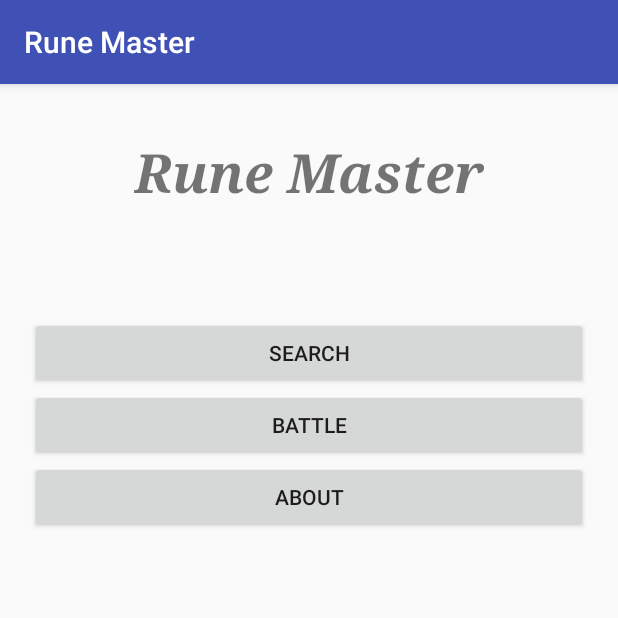
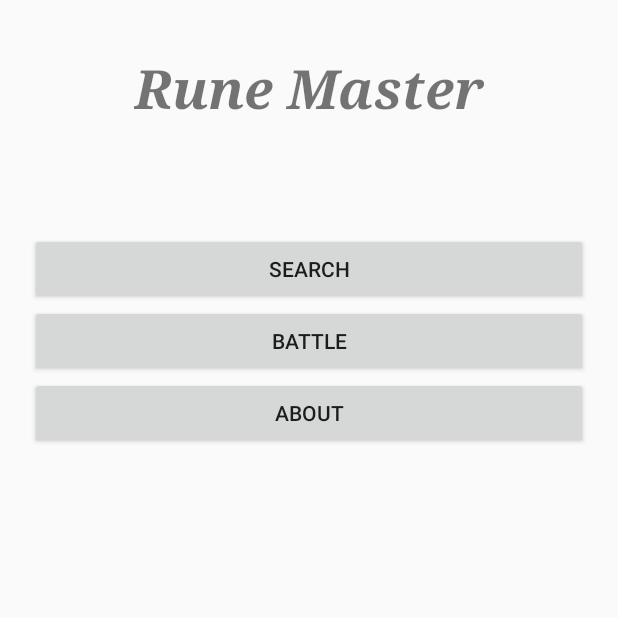
Before and after one commit to dylanalvarez1/RuneMaster, an Android app: the screen it shows after launch (SearchingActivity before the commit, MainActivity after it), on a phone screen of 412 x 824 dp, the top half of it. Run offline under Robolectric (Android 15) with nearby library versions, the phone set to English and light mode, and no system bars.

Commit message:
minor gameplay and visual tweaks

```diff
--- a/app/src/main/AndroidManifest.xml
+++ b/app/src/main/AndroidManifest.xml
@@ -29,7 +29,7 @@
             android:name="com.google.android.geo.API_KEY"
             android:value="@string/google_maps_key" />
 
-        <activity android:name=".SearchingActivity">
+        <activity android:name=".MainActivity">
             <intent-filter>
                 <action android:name="android.intent.action.MAIN" />
 
--- a/app/src/main/java/com/example/geeksquad/midtermproject/AboutActivity.java
+++ b/app/src/main/java/com/example/geeksquad/midtermproject/AboutActivity.java
@@ -1,8 +1,6 @@
 package com.example.geeksquad.midtermproject;
 
 import android.content.Intent;
-import android.os.Handler;
-import android.support.v7.app.AppCompatActivity;
 import android.os.Bundle;
 import android.view.View;
 import android.widget.TextView;
@@ -20,6 +18,7 @@ public class AboutActivity  extends ClosableActivity {
     protected void onCreate(Bundle savedInstanceState) {
         super.onCreate(savedInstanceState);
         setContentView(R.layout.activity_about);
+        getSupportActionBar().hide();
         findElements();
         updateStats();
     }
@@ -30,10 +29,10 @@ public class AboutActivity  extends ClosableActivity {
     }
 
     public void onRecoverAtIn(View view) {
-        if(SearchingActivity.player.gold - 250 >= 0) {
-            SearchingActivity.player.gold -= 250;
-            SearchingActivity.player.health = SearchingActivity.player.maxHealth;
-            SearchingActivity.player.mana = SearchingActivity.player.maxMana;
+        if(MainActivity.player.gold - 250 >= 0) {
+            MainActivity.player.gold -= 250;
+            MainActivity.player.health = MainActivity.player.maxHealth;
+            MainActivity.player.mana = MainActivity.player.maxMana;
             updateStats();
         }
     }
@@ -48,11 +47,11 @@ public class AboutActivity  extends ClosableActivity {
     }
 
     void updateStats() { //update health, mana, status of enemy and player
-        playerHealth.setText("Health: " + Integer.toString(SearchingActivity.player.health) + " / " + Integer.toString(SearchingActivity.player.maxHealth));
-        playerMana.setText("Mana: " + Integer.toString(SearchingActivity.player.mana) + " / " + Integer.toString(SearchingActivity.player.maxMana));
-        playerStatus.setText("Status: " + SearchingActivity.player.status);
-        playerLevel.setText("Level: " + SearchingActivity.player.level);
-        playerGold.setText("Gold: " + SearchingActivity.player.gold);
-        playerExp.setText("Exp: " + SearchingActivity.player.exp);
+        playerHealth.setText("Health: " + Integer.toString(MainActivity.player.health) + " / " + Integer.toString(MainActivity.player.maxHealth));
+        playerMana.setText("Mana: " + Integer.toString(MainActivity.player.mana) + " / " + Integer.toString(MainActivity.player.maxMana));
+        playerStatus.setText("Status: " + MainActivity.player.status);
+        playerLevel.setText("Level: " + MainActivity.player.level);
+        playerGold.setText("Gold: " + MainActivity.player.gold);
+        playerExp.setText("Exp: " + MainActivity.player.exp);
     }
 }
--- a/app/src/main/java/com/example/geeksquad/midtermproject/BattleActivity.java
+++ b/app/src/main/java/com/example/geeksquad/midtermproject/BattleActivity.java
@@ -15,6 +15,8 @@ public class BattleActivity  extends ClosableActivity {
     boolean battleLost;
     boolean selectSpell;
     boolean enemyTurn;
+    boolean run;
+    boolean runDelay;
     TextView turnText;
     TextView playerHealth;
     TextView playerLevel;
@@ -56,9 +58,14 @@ public class BattleActivity  extends ClosableActivity {
                     //update battle description if the queue has text to go through
                     battleDescription.setText(battleText.poll());
 
+                    if(run) {
+                        runDelay = true;
+                        finish();
+                    }
+
                     //If user attacked then the enemy gets to attack back
                     if(enemyTurn) {
-                        if(enemy.health > 0) enemy.basicAttack(SearchingActivity.player);
+                        if(enemy.health > 0) enemy.basicAttack(MainActivity.player);
                         else enemy.deathEvent();
                         enemyTurn = !enemyTurn;
                     }
@@ -75,8 +82,8 @@ public class BattleActivity  extends ClosableActivity {
                         if(!battleWon) {
                             battleWon = true;
                             battleDescription.setText("You killed the " + enemy.name + "!");
-                            SearchingActivity.player.clearModifiers();
-                            SearchingActivity.player.levelUp();
+                            MainActivity.player.clearModifiers();
+                            MainActivity.player.levelUp();
                         }
                         else { //Do this so they have a chance to see the level up text
                             finish();
@@ -106,7 +113,10 @@ public class BattleActivity  extends ClosableActivity {
     protected void onCreate(Bundle savedInstanceState) {
         super.onCreate(savedInstanceState);
         setContentView(R.layout.activity_battle);
+        getSupportActionBar().hide();
         findElements();
+        run = false;
+        runDelay = false;
         battleWon = false;
         selectSpell = false;
         enemyTurn = false;
@@ -118,29 +128,29 @@ public class BattleActivity  extends ClosableActivity {
     void setStaticFields() {
         enemyName.setText(enemy.name);
         enemyLevel.setText("Level: " + Integer.toString(enemy.level));
-        playerLevel.setText("Level: " + Integer.toString(SearchingActivity.player.level));
+        playerLevel.setText("Level: " + Integer.toString(MainActivity.player.level));
     }
 
     void updateStats() { //update health, mana, status of enemy and player
         enemyHealth.setText("Health: " + Integer.toString(enemy.health));
         enemyStatus.setText("Status: " + enemy.status);
-        playerHealth.setText("Health: " + Integer.toString(SearchingActivity.player.health));
-        playerMana.setText("Mana: " + Integer.toString(SearchingActivity.player.mana));
-        playerStatus.setText("Status: " + SearchingActivity.player.status);
+        playerHealth.setText("Health: " + Integer.toString(MainActivity.player.health));
+        playerMana.setText("Mana: " + Integer.toString(MainActivity.player.mana));
+        playerStatus.setText("Status: " + MainActivity.player.status);
 
-        if(SearchingActivity.player.mana - SearchingActivity.player.getSpell(0).cost < 0) {
+        if(MainActivity.player.mana - MainActivity.player.getSpell(0).cost < 0) {
             spellButton1.setEnabled(false);
         }
         else {
             spellButton1.setEnabled(true);
         }
-        if(SearchingActivity.player.mana - SearchingActivity.player.getSpell(1).cost < 0) {
+        if(MainActivity.player.mana - MainActivity.player.getSpell(1).cost < 0) {
             spellButton2.setEnabled(false);
         }
         else {
             spellButton2.setEnabled(true);
         }
-        if(SearchingActivity.player.mana - SearchingActivity.player.getSpell(2).cost < 0) {
+        if(MainActivity.player.mana - MainActivity.player.getSpell(2).cost < 0) {
             spellButton3.setEnabled(false);
         }
         else {
@@ -152,7 +162,7 @@ public class BattleActivity  extends ClosableActivity {
 
     public void onBasicAttack(View view) {
         turnText.setText("");
-        SearchingActivity.player.basicAttack(enemy);
+        MainActivity.player.basicAttack(enemy);
         enemyTurn = true;
         disableInputs();
 
@@ -167,15 +177,15 @@ public class BattleActivity  extends ClosableActivity {
     }
     public void onRunAway(View view) {
         battleText.offer("You run away as fast as you can dropping gold in the process.");
-        finish();
+        run = true;
     }
 
     public void onSpellCast1(View view) {
-        if(SearchingActivity.player.mana - SearchingActivity.player.getSpell(0).cost >= 0)
+        if(MainActivity.player.mana - MainActivity.player.getSpell(0).cost >= 0)
         {
-            SearchingActivity.player.mana -= SearchingActivity.player.getSpell(0).cost;
+            MainActivity.player.mana -= MainActivity.player.getSpell(0).cost;
             turnText.setText("");
-            SearchingActivity.player.castSpell(enemy, SearchingActivity.player.getSpell(0));
+            MainActivity.player.castSpell(enemy, MainActivity.player.getSpell(0));
             enemyTurn = true;
             revertMenu();
             disableInputs();
@@ -184,11 +194,11 @@ public class BattleActivity  extends ClosableActivity {
     }
 
     public void onSpellCast2(View view) {
-        if(SearchingActivity.player.mana - SearchingActivity.player.getSpell(1).cost >= 0)
+        if(MainActivity.player.mana - MainActivity.player.getSpell(1).cost >= 0)
         {
-            SearchingActivity.player.mana -= SearchingActivity.player.getSpell(1).cost;
+            MainActivity.player.mana -= MainActivity.player.getSpell(1).cost;
             turnText.setText("");
-            SearchingActivity.player.castSpell(enemy, SearchingActivity.player.getSpell(1));
+            MainActivity.player.castSpell(enemy, MainActivity.player.getSpell(1));
             enemyTurn = true;
             revertMenu();
             disableInputs();
@@ -196,11 +206,11 @@ public class BattleActivity  extends ClosableActivity {
 
     }
     public void onSpellCast3(View view) {
-        if(SearchingActivity.player.mana - SearchingActivity.player.getSpell(2).cost >= 0)
+        if(MainActivity.player.mana - MainActivity.player.getSpell(2).cost >= 0)
         {
-            SearchingActivity.player.mana -= SearchingActivity.player.getSpell(2).cost;
+            MainActivity.player.mana -= MainActivity.player.getSpell(2).cost;
             turnText.setText("");
-            SearchingActivity.player.castSpell(enemy, SearchingActivity.player.getSpell(2));
+            MainActivity.player.castSpell(enemy, MainActivity.player.getSpell(2));
             enemyTurn = true;
             revertMenu();
             disableInputs();
@@ -228,9 +238,9 @@ public class BattleActivity  extends ClosableActivity {
         spellButton1 = findViewById(R.id.spellButton1);
         spellButton2 = findViewById(R.id.spellButton2);
         spellButton3 = findViewById(R.id.spellButton3);
-        spellButton1.setText(SearchingActivity.player.getSpell(0).name);
-        spellButton2.setText(SearchingActivity.player.getSpell(1).name);
-        spellButton3.setText(SearchingActivity.player.getSpell(2).name);
+        spellButton1.setText(MainActivity.player.getSpell(0).name);
+        spellButton2.setText(MainActivity.player.getSpell(1).name);
+        spellButton3.setText(MainActivity.player.getSpell(2).name);
     }
 
     void enableInputs() {
@@ -270,9 +280,11 @@ public class BattleActivity  extends ClosableActivity {
     public void onBackPressed() {
         // Do Here what ever you want do on back press;
         //TODO: Only allow the closure of the intent once you win the battle
+        /*
         if (battleWon) {
             super.onBackPressed();
         }
+        */
         if(selectSpell) {
             revertMenu();
         }
--- a/app/src/main/java/com/example/geeksquad/midtermproject/ItemActivity.java
+++ b/app/src/main/java/com/example/geeksquad/midtermproject/ItemActivity.java
@@ -9,5 +9,6 @@ public class ItemActivity  extends ClosableActivity {
     protected void onCreate(Bundle savedInstanceState) {
         super.onCreate(savedInstanceState);
         setContentView(R.layout.activity_item);
+        getSupportActionBar().hide();
     }
 }
--- a/app/src/main/java/com/example/geeksquad/midtermproject/LifeForm.java
+++ b/app/src/main/java/com/example/geeksquad/midtermproject/LifeForm.java
@@ -1,7 +1,6 @@
 package com.example.geeksquad.midtermproject;
 
 import java.util.ArrayList;
-import java.util.Collection;
 
 public class LifeForm {
     public int health, mana, maxHealth, level, damage, def;
@@ -73,8 +72,8 @@ public class LifeForm {
     }
 
     public void deathEvent() {
-        SearchingActivity.player.exp += this.level * 10;
-        SearchingActivity.player.gold += this.level * 50;
+        MainActivity.player.exp += this.level * 10;
+        MainActivity.player.gold += this.level * 50;
     }
 
 }
--- a/app/src/main/java/com/example/geeksquad/midtermproject/SearchingActivity.java
+++ b/app/src/main/java/com/example/geeksquad/midtermproject/MainActivity.java
@@ -6,7 +6,7 @@ import android.os.Bundle;
 import android.view.View;
 
 
-public class SearchingActivity  extends ClosableActivity {
+public class MainActivity extends ClosableActivity {
    public static Player player;
    Spell fireball;
    Spell frostbolt;
@@ -16,6 +16,7 @@ public class SearchingActivity  extends ClosableActivity {
     protected void onCreate(Bundle savedInstanceState) {
         super.onCreate(savedInstanceState);
         setContentView(R.layout.activity_searching);
+        getSupportActionBar().hide();
 
         player = new Player("Player",60, 60, 1,100, 8, 0, "None", "Human");
         fireball = new Spell("Fireball", "fire", 1, "burned");
--- a/app/src/main/java/com/example/geeksquad/midtermproject/SetSpellActivity.java
+++ b/app/src/main/java/com/example/geeksquad/midtermproject/SetSpellActivity.java
@@ -1,7 +1,6 @@
 package com.example.geeksquad.midtermproject;
 
 import android.graphics.Color;
-import android.support.v7.app.AppCompatActivity;
 import android.os.Bundle;
 import android.view.View;
 import android.widget.Button;
@@ -28,6 +27,7 @@ public class SetSpellActivity  extends ClosableActivity {
     protected void onCreate(Bundle savedInstanceState) {
         super.onCreate(savedInstanceState);
         setContentView(R.layout.activity_set_spell);
+        getSupportActionBar().hide();
         findElements();
     }
 
@@ -40,7 +40,7 @@ public class SetSpellActivity  extends ClosableActivity {
         int spellIndex = 0;
         for(int i = 0; i < spells.length; i++) {
             if(spells[i] == 1) {
-                SearchingActivity.player.setSpell(chooseSpell(i), spellIndex++);
+                MainActivity.player.setSpell(chooseSpell(i), spellIndex++);
             }
         }
         finish();
--- a/app/src/main/java/com/example/geeksquad/midtermproject/Spell.java
+++ b/app/src/main/java/com/example/geeksquad/midtermproject/Spell.java
@@ -247,24 +247,24 @@ public class Spell {
 
     }
     public void ExplosiveEnchantment(LifeForm user, LifeForm target) {
-        SearchingActivity.player.spellMod++;
+        MainActivity.player.spellMod++;
         BattleActivity.battleText.offer("The " + user.name + " pulled out a book and started reading it? The " + user.name + "'s spell damage increased!");
     }
     public void ClearDay(LifeForm user, LifeForm target) {
-        SearchingActivity.player.accuracyMod++;
+        MainActivity.player.accuracyMod++;
         BattleActivity.battleText.offer("The " + user.name + " cleared the sky, increasing his accuracy!");
     }
     public void DragonFocus(LifeForm user, LifeForm target) {
-        SearchingActivity.player.defenseMod++;
-        SearchingActivity.player.physicalMod++;
+        MainActivity.player.defenseMod++;
+        MainActivity.player.physicalMod++;
         BattleActivity.battleText.offer("The " + user.name + " used dragon runes to increase both his physical damage and defense!");
     }
     public void IceArmor(LifeForm user, LifeForm target) {
-        SearchingActivity.player.defenseMod++;
+        MainActivity.player.defenseMod++;
         BattleActivity.battleText.offer("The " + user.name + " enchanted his armor with water runes, increasing his defense.");
     }
     public void RockFist(LifeForm user, LifeForm target) {
-        SearchingActivity.player.physicalMod++;
+        MainActivity.player.physicalMod++;
         BattleActivity.battleText.offer("The " + user.name + " enchanted his fist with earth runes, increasing his physical damage.");
     }
     public void Zap(LifeForm user, LifeForm target) {
--- a/app/src/main/java/com/example/geeksquad/midtermproject/SpellBookActivity.java
+++ b/app/src/main/java/com/example/geeksquad/midtermproject/SpellBookActivity.java
@@ -4,7 +4,7 @@ import android.support.v7.app.AppCompatActivity;
 import android.os.Bundle;
 
 public class SpellBookActivity  extends ClosableActivity {
-
+//This might not be needed
     @Override
     protected void onCreate(Bundle savedInstanceState) {
         super.onCreate(savedInstanceState);
--- a/app/src/main/res/layout/activity_maps.xml
+++ b/app/src/main/res/layout/activity_maps.xml
@@ -4,7 +4,7 @@
     xmlns:tools="http://schemas.android.com/tools"
     android:layout_width="match_parent"
     android:layout_height="match_parent"
-    tools:context=".SearchingActivity">
+    tools:context=".MainActivity">
 
     <fragment xmlns:android="http://schemas.android.com/apk/res/android"
         xmlns:map="http://schemas.android.com/apk/res-auto"
--- a/app/src/main/res/layout/activity_searching.xml
+++ b/app/src/main/res/layout/activity_searching.xml
@@ -4,7 +4,7 @@
     xmlns:tools="http://schemas.android.com/tools"
     android:layout_width="match_parent"
     android:layout_height="match_parent"
-    tools:context=".SearchingActivity">
+    tools:context=".MainActivity">
 
     <TextView
         android:id="@+id/textView2"
```
